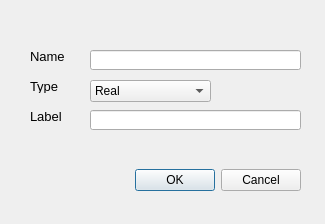
First picture: the form in createnewvariable.ui, repository jodijhouranda/Kalingga, before the edit.
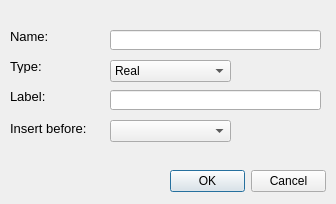
Second picture: the form after the edit.

Patch:
```diff
--- a/createnewvariable.ui
+++ b/createnewvariable.ui
@@ -6,34 +6,18 @@
    <rect>
     <x>0</x>
     <y>0</y>
-    <width>325</width>
-    <height>224</height>
+    <width>336</width>
+    <height>204</height>
    </rect>
   </property>
   <property name="windowTitle">
    <string>Create New Variable</string>
   </property>
-  <widget class="QDialogButtonBox" name="buttonBox">
-   <property name="geometry">
-    <rect>
-     <x>80</x>
-     <y>160</y>
-     <width>221</width>
-     <height>41</height>
-    </rect>
-   </property>
-   <property name="orientation">
-    <enum>Qt::Horizontal</enum>
-   </property>
-   <property name="standardButtons">
-    <set>QDialogButtonBox::Cancel|QDialogButtonBox::Ok</set>
-   </property>
-  </widget>
   <widget class="QLabel" name="label">
    <property name="geometry">
     <rect>
-     <x>30</x>
-     <y>50</y>
+     <x>10</x>
+     <y>30</y>
      <width>47</width>
      <height>13</height>
     </rect>
@@ -44,14 +28,14 @@
     </font>
    </property>
    <property name="text">
-    <string>Name</string>
+    <string>Name:</string>
    </property>
   </widget>
   <widget class="QLabel" name="label_2">
    <property name="geometry">
     <rect>
-     <x>30</x>
-     <y>80</y>
+     <x>10</x>
+     <y>60</y>
      <width>47</width>
      <height>13</height>
     </rect>
@@ -62,14 +46,14 @@
     </font>
    </property>
    <property name="text">
-    <string>Type</string>
+    <string>Type:</string>
    </property>
   </widget>
   <widget class="QLabel" name="label_3">
    <property name="geometry">
     <rect>
-     <x>30</x>
-     <y>110</y>
+     <x>10</x>
+     <y>90</y>
      <width>47</width>
      <height>13</height>
     </rect>
@@ -80,14 +64,14 @@
     </font>
    </property>
    <property name="text">
-    <string>Label</string>
+    <string>Label:</string>
    </property>
   </widget>
   <widget class="QLineEdit" name="lineEditName">
    <property name="geometry">
     <rect>
-     <x>90</x>
-     <y>50</y>
+     <x>110</x>
+     <y>30</y>
      <width>211</width>
      <height>20</height>
     </rect>
@@ -96,8 +80,8 @@
   <widget class="QComboBox" name="comboBoxType">
    <property name="geometry">
     <rect>
-     <x>90</x>
-     <y>80</y>
+     <x>110</x>
+     <y>60</y>
      <width>121</width>
      <height>22</height>
     </rect>
@@ -121,13 +105,54 @@
   <widget class="QLineEdit" name="lineEditLabel">
    <property name="geometry">
     <rect>
-     <x>90</x>
-     <y>110</y>
+     <x>110</x>
+     <y>90</y>
      <width>211</width>
      <height>20</height>
     </rect>
    </property>
   </widget>
+  <widget class="QLabel" name="label_4">
+   <property name="geometry">
+    <rect>
+     <x>10</x>
+     <y>120</y>
+     <width>81</width>
+     <height>16</height>
+    </rect>
+   </property>
+   <property name="font">
+    <font>
+     <pointsize>10</pointsize>
+    </font>
+   </property>
+   <property name="text">
+    <string>Insert before:</string>
+   </property>
+  </widget>
+  <widget class="QComboBox" name="comboBoxInsertBefore">
+   <property name="geometry">
+    <rect>
+     <x>110</x>
+     <y>120</y>
+     <width>121</width>
+     <height>22</height>
+    </rect>
+   </property>
+  </widget>
+  <widget class="QDialogButtonBox" name="buttonBox">
+   <property name="geometry">
+    <rect>
+     <x>170</x>
+     <y>170</y>
+     <width>156</width>
+     <height>23</height>
+    </rect>
+   </property>
+   <property name="standardButtons">
+    <set>QDialogButtonBox::Cancel|QDialogButtonBox::Ok</set>
+   </property>
+  </widget>
  </widget>
  <resources/>
  <connections>
```
Left out of the diff: 35 changed lines with no effect on the pictures.
